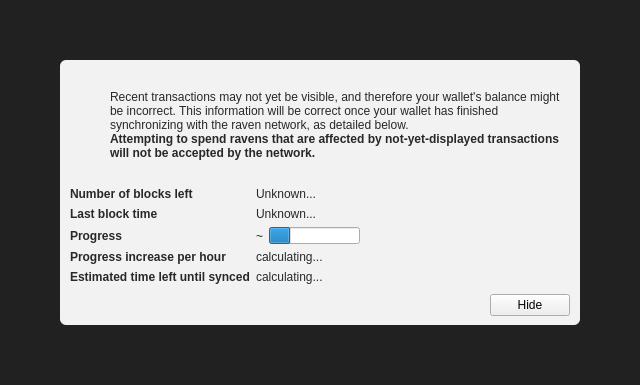
RavenProject/Ravencoin, file src/qt/forms/modaloverlay.ui: the form before one commit.
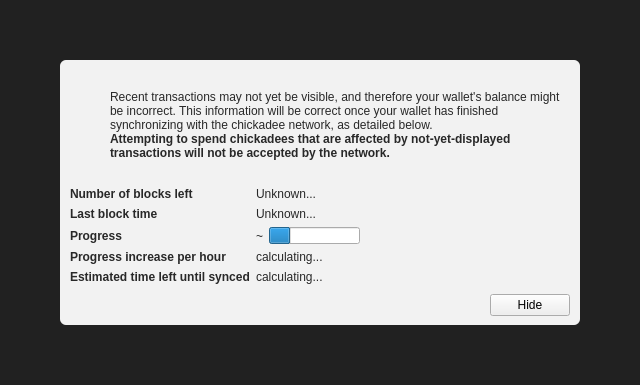
The form after the commit. Icons and pictures are not drawn. Custom widgets are drawn as their Qt base class.

Patch:
```diff
--- a/src/qt/forms/modaloverlay.ui
+++ b/src/qt/forms/modaloverlay.ui
@@ -130,7 +130,7 @@
              <item>
               <widget class="QLabel" name="infoText">
                <property name="text">
-                <string>Recent transactions may not yet be visible, and therefore your wallet's balance might be incorrect. This information will be correct once your wallet has finished synchronizing with the raven network, as detailed below.</string>
+                <string>Recent transactions may not yet be visible, and therefore your wallet's balance might be incorrect. This information will be correct once your wallet has finished synchronizing with the chickadee network, as detailed below.</string>
                </property>
                <property name="textFormat">
                 <enum>Qt::RichText</enum>
@@ -149,7 +149,7 @@
                 </font>
                </property>
                <property name="text">
-                <string>Attempting to spend ravens that are affected by not-yet-displayed transactions will not be accepted by the network.</string>
+                <string>Attempting to spend chickadees that are affected by not-yet-displayed transactions will not be accepted by the network.</string>
                </property>
                <property name="textFormat">
                 <enum>Qt::RichText</enum>
```
